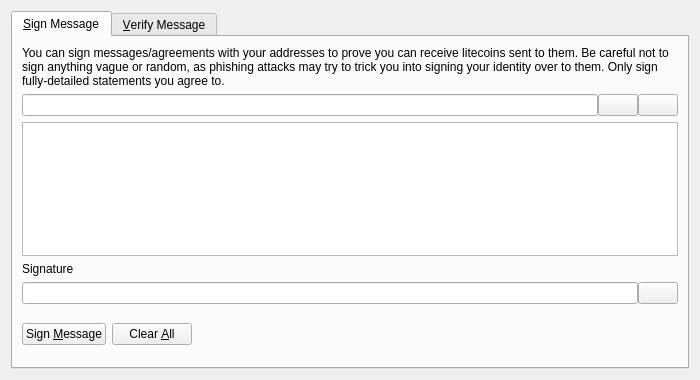
Qt form src/qt/forms/signverifymessagedialog.ui (Eternity-Soap/funcoin) before a commit.
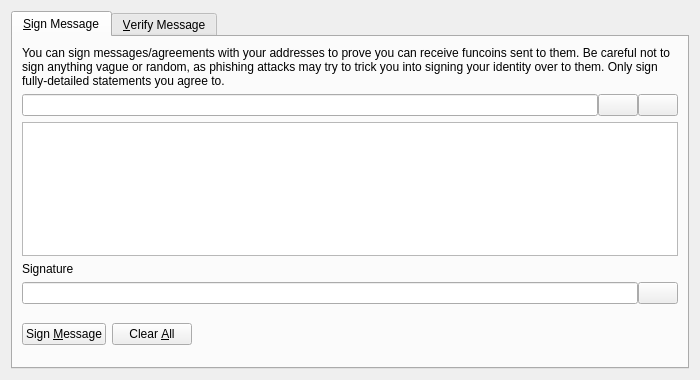
The same form after that commit. Icons and pictures are not drawn. Custom widgets are drawn as their Qt base class.

The edit to the form file:
```diff
--- a/src/qt/forms/signverifymessagedialog.ui
+++ b/src/qt/forms/signverifymessagedialog.ui
@@ -30,7 +30,7 @@
        <item>
         <widget class="QLabel" name="infoLabel_SM">
          <property name="text">
-          <string>You can sign messages/agreements with your addresses to prove you can receive litecoins sent to them. Be careful not to sign anything vague or random, as phishing attacks may try to trick you into signing your identity over to them. Only sign fully-detailed statements you agree to.</string>
+          <string>You can sign messages/agreements with your addresses to prove you can receive funcoins sent to them. Be careful not to sign anything vague or random, as phishing attacks may try to trick you into signing your identity over to them. Only sign fully-detailed statements you agree to.</string>
          </property>
          <property name="textFormat">
           <enum>Qt::PlainText</enum>
```
Left out of the diff: 8 changed lines with no effect on the pictures.
